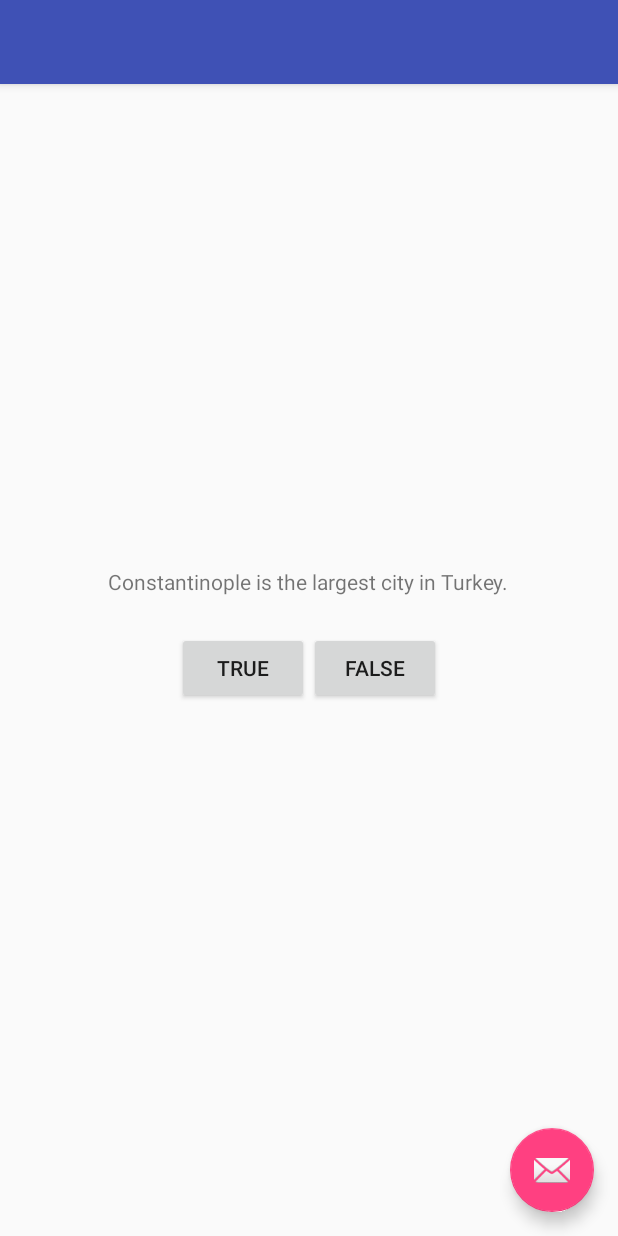
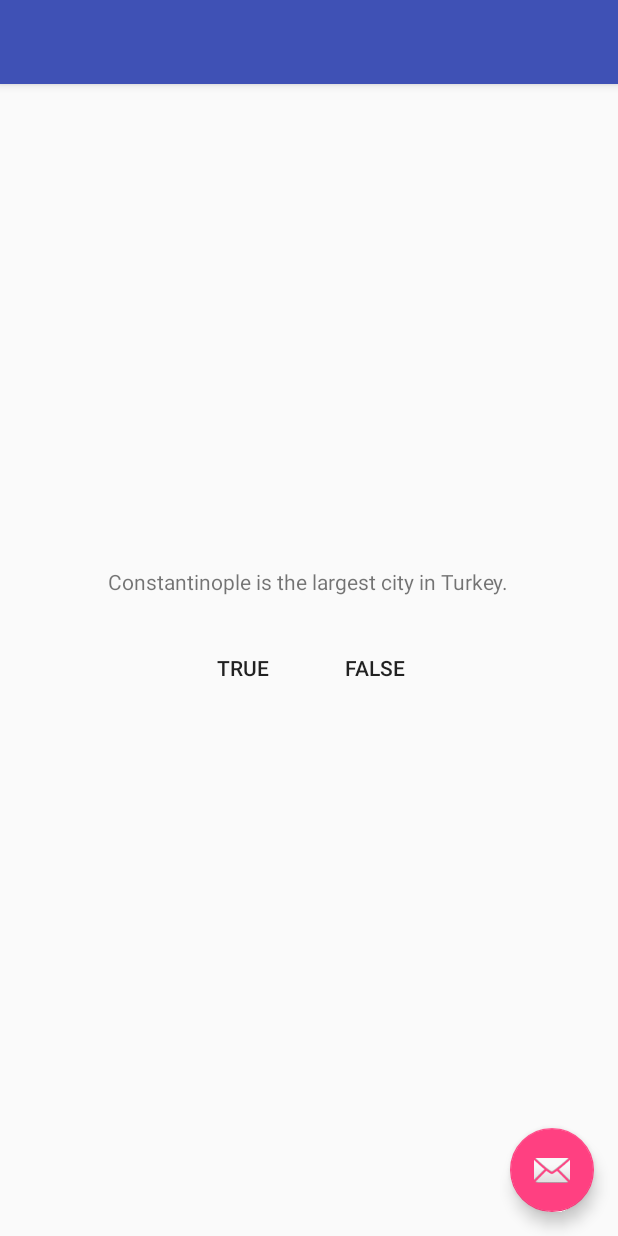
Before and after one commit to groz/android-course, an Android app: the screen it shows after launch (QuizActivity), on a phone screen of 412 x 824 dp. Run offline under Robolectric (Android 15) with nearby library versions, the phone set to English and light mode, and no system bars.

Commit message:
Finish first chapter. App with toasts on button clicks

```diff
--- a/GeoQuiz/app/src/main/java/com/bignerdranch/android/geoquiz/QuizActivity.java
+++ b/GeoQuiz/app/src/main/java/com/bignerdranch/android/geoquiz/QuizActivity.java
@@ -4,13 +4,38 @@ import android.os.Bundle;
 import android.support.v7.app.AppCompatActivity;
 import android.view.Menu;
 import android.view.MenuItem;
+import android.view.View;
+import android.widget.Button;
+import android.widget.Toast;
 
 public class QuizActivity extends AppCompatActivity {
+
+    private Button mTrueButton;
+    private Button mFalseButton;
 
     @Override
     protected void onCreate(Bundle savedInstanceState) {
         super.onCreate(savedInstanceState);
         setContentView(R.layout.activity_quiz);
+
+        mTrueButton = (Button) findViewById(R.id.true_button);
+        mFalseButton = (Button) findViewById(R.id.false_button);
+
+        mTrueButton.setOnClickListener(new View.OnClickListener() {
+            @Override
+            public void onClick(View v) {
+                Toast.makeText(QuizActivity.this, R.string.incorrect_toast, Toast.LENGTH_SHORT)
+                        .show();
+            }
+        });
+
+        mFalseButton.setOnClickListener(new View.OnClickListener() {
+            @Override
+            public void onClick(View v) {
+                Toast.makeText(QuizActivity.this, R.string.correct_toast, Toast.LENGTH_SHORT)
+                        .show();
+            }
+        });
     }
 
     @Override
--- a/GeoQuiz/app/src/main/res/layout/content_quiz.xml
+++ b/GeoQuiz/app/src/main/res/layout/content_quiz.xml
@@ -19,12 +19,16 @@
         <Button
             android:layout_width="wrap_content"
             android:layout_height="wrap_content"
-            android:text="@string/true_button"/>
+            android:text="@string/true_button"
+            android:id="@+id/true_button"
+            style="@style/Widget.AppCompat.Button.Borderless"/>
 
         <Button
             android:layout_width="wrap_content"
             android:layout_height="wrap_content"
-            android:text="@string/false_button"/>
+            android:text="@string/false_button"
+            android:id="@+id/false_button"
+            style="@style/Widget.AppCompat.Button.Borderless"/>
 
     </LinearLayout>
 
--- a/GeoQuiz/app/src/main/res/values/strings.xml
+++ b/GeoQuiz/app/src/main/res/values/strings.xml
@@ -6,4 +6,6 @@
     </string>
     <string name="true_button">True</string>
     <string name="false_button">False</string>
+    <string name="correct_toast">Correct!</string>
+    <string name="incorrect_toast">Incorrect!</string>
 </resources>
```
